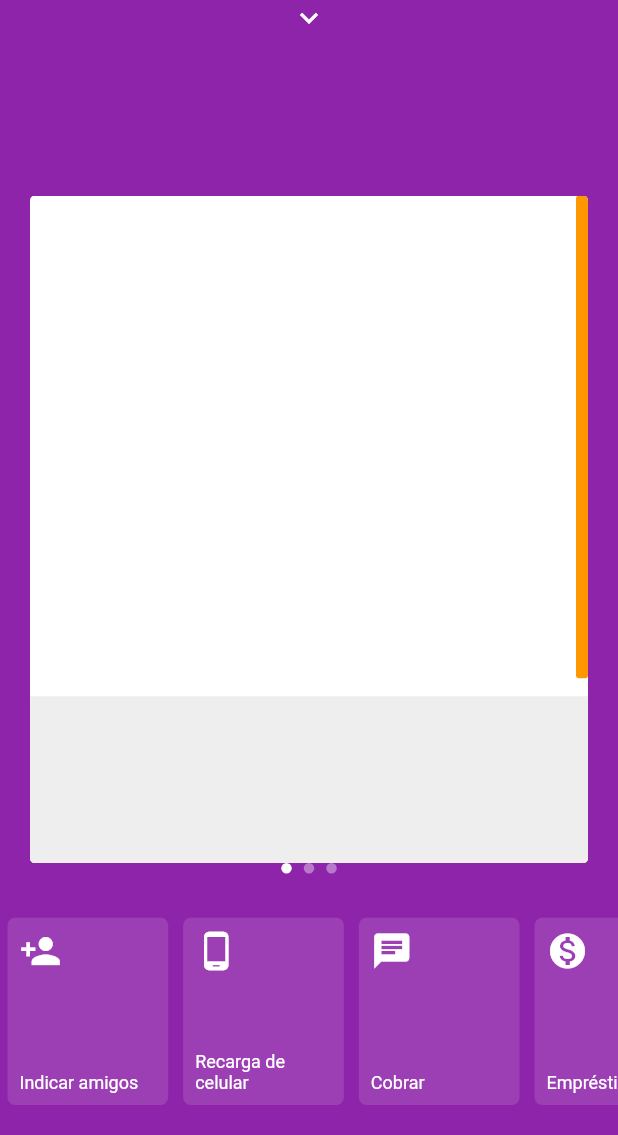
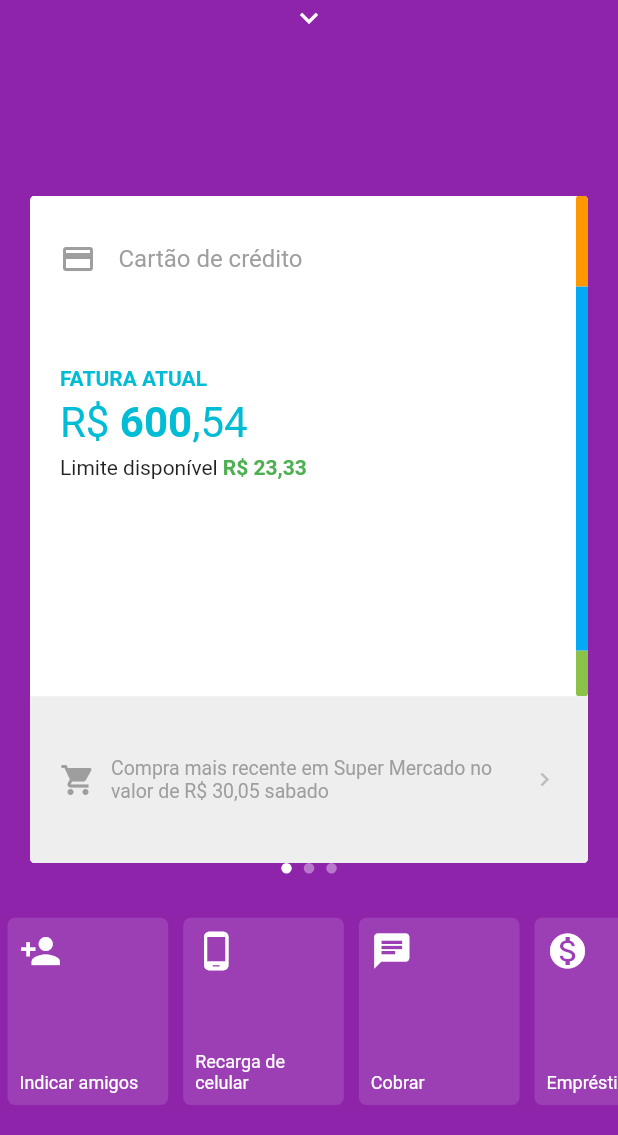
Before and after one commit to victoroliveira1605/NuBankUI, a Flutter app: the screen it shows after launch, on a phone screen of 412 x 824 dp, the part 101-1236 px from its top. Run offline on Flutter 3.47's test engine with Material 2 defaults, Android fonts, the phone set to English and light mode, and no system bars; network calls fail.

Commit message:
First Card

```diff
--- a/lib/pages/home/widgets/first_card.dart
+++ b/lib/pages/home/widgets/first_card.dart
@@ -14,16 +14,122 @@ class FirstCard extends StatelessWidget {
                   children: <Widget>[
                     Expanded(
                       child: Column(
-                        children: <Widget>[],
+                        crossAxisAlignment: CrossAxisAlignment.start,
+                        children: <Widget>[
+                          Padding(
+                            padding: const EdgeInsets.only(
+                                left: 20, right: 20, top: 30),
+                            child: Row(
+                              children: <Widget>[
+                                Icon(
+                                  Icons.credit_card,
+                                  color: Colors.grey,
+                                ),
+                                SizedBox(
+                                  width: 15,
+                                ),
+                                Text(
+                                  'Cartão de crédito',
+                                  style: TextStyle(
+                                      color: Colors.grey, fontSize: 16),
+                                )
+                              ],
+                            ),
+                          ),
+                          Padding(
+                            padding: const EdgeInsets.only(
+                                left: 20, right: 20, top: 60),
+                            child: Row(
+                              children: <Widget>[
+                                Text(
+                                  'FATURA ATUAL',
+                                  style: TextStyle(
+                                      color: Colors.cyan,
+                                      fontSize: 14,
+                                      fontWeight: FontWeight.bold),
+                                )
+                              ],
+                            ),
+                          ),
+                          Padding(
+                            padding: const EdgeInsets.only(
+                                left: 20, right: 20, top: 5),
+                            child: Row(
+                              children: <Widget>[
+                                Text.rich(
+                                  TextSpan(
+                                    text: 'R\$ ',
+                                    children: [
+                                      TextSpan(
+                                        text: '600',
+                                        style: TextStyle(
+                                            fontWeight: FontWeight.bold),
+                                      ),
+                                      TextSpan(text: ',54'),
+                                    ],
+                                    style: TextStyle(
+                                        color: Colors.cyan, fontSize: 28),
+                                  ),
+                                )
+                              ],
+                            ),
+                          ),
+                          Padding(
+                            padding: const EdgeInsets.only(
+                                left: 20, right: 20, top: 5),
+                            child: Row(
+                              children: <Widget>[
+                                Text.rich(
+                                  TextSpan(
+                                    text: 'Limite disponível ',
+                                    style: TextStyle(
+                                        color: Colors.black87, fontSize: 14),
+                                    children: [
+                                      TextSpan(
+                                        text: 'R\$ 23,33',
+                                        style: TextStyle(
+                                            color: Colors.green,
+                                            fontSize: 14,
+                                            fontWeight: FontWeight.bold),
+                                      ),
+                                    ],
+                                  ),
+                                )
+                              ],
+                            ),
+                          )
+                        ],
                       ),
                     ),
                     Padding(
-                      padding: const EdgeInsets.only(bottom: 12, left: 10),
-                      child: Container(
-                        width: 8,
-                        decoration: BoxDecoration(
-                            color: Colors.orange,
-                            borderRadius: BorderRadius.circular(2)),
+                      padding: const EdgeInsets.only(left: 10),
+                      child: ClipRRect(
+                        borderRadius: BorderRadius.circular(2),
+                        child: Container(
+                          child: Column(
+                            children: <Widget>[
+                              Expanded(
+                                flex: 2,
+                                child: Container(
+                                  color: Colors.orange,
+                                ),
+                              ),
+                              Expanded(
+                                flex: 8,
+                                child: Container(
+                                  color: Colors.lightBlue,
+                                ),
+                              ),
+                              Expanded(
+                                flex: 1,
+                                child: Container(color: Colors.lightGreen),
+                              )
+                            ],
+                          ),
+                          width: 8,
+                          decoration: BoxDecoration(
+                              borderRadius: BorderRadius.circular(2)),
+                        ),
                       ),
                     ),
                   ],
@@ -33,6 +139,28 @@ class FirstCard extends StatelessWidget {
             flex: 1,
             child: Container(
               color: Colors.grey[200],
+              child: Padding(
+                padding: EdgeInsets.only(left: 20, right: 20),
+                child: Row(
+                  children: <Widget>[
+                    Icon(
+                      Icons.shopping_cart,
+                      color: Colors.grey,
+                    ),
+                    SizedBox(
+                      width: 10,
+                    ),
+                    Flexible(
+                      child: Text(
+                        'Compra mais recente em Super Mercado no valor de R\$ 30,05 sabado',
+                        style: TextStyle(color: Colors.grey, fontSize: 13),
+                      ),
+                    ),
+                    Icon(Icons.chevron_right,
+                        color: Colors.grey[400], size: 18),
+                  ],
+                ),
+              ),
             ),
           )
         ],
```
